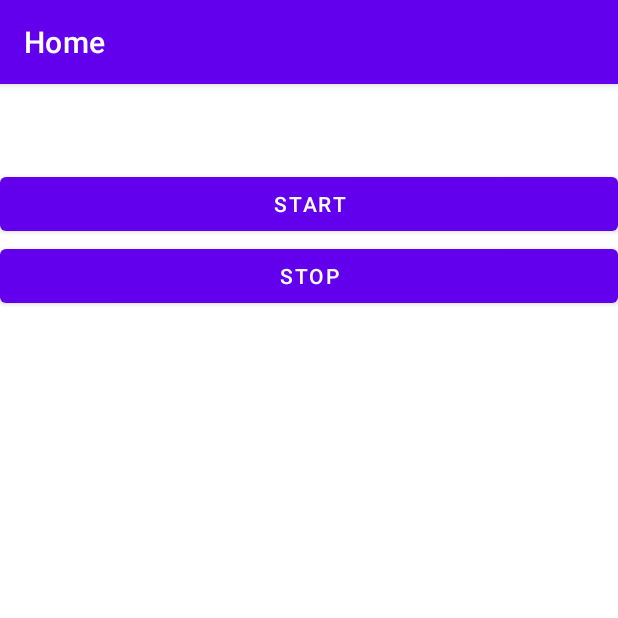
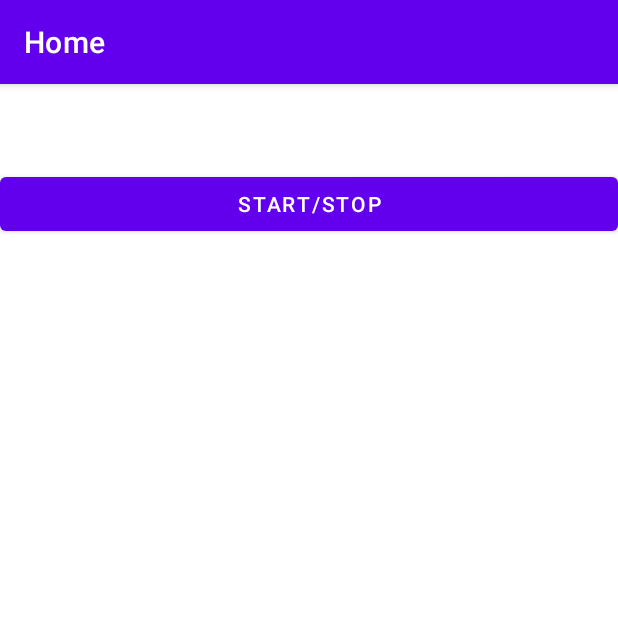
Before and after one commit to ChsHub/music_player, an Android app: the screen it shows after launch (MainActivity), on a phone screen of 412 x 824 dp, the top half of it. Run offline under Robolectric (Android 15) with nearby library versions, the phone set to English and light mode, and no system bars; our stand-ins replace navigation-ui.

Commit message:
Toggle playback button;

```diff
--- a/app/src/main/AndroidManifest.xml
+++ b/app/src/main/AndroidManifest.xml
@@ -32,7 +32,7 @@
                 <data android:scheme="file" />
                 <data android:scheme="content" />
                 <data android:mimeType="audio/*" />
-                <data android:mimeType="audio/opus" />
+                <data android:mimeType="*/opus" />
             </intent-filter>
         </activity>
         <service
--- a/app/src/main/res/layout/activity_main.xml
+++ b/app/src/main/res/layout/activity_main.xml
@@ -10,14 +10,8 @@
     <Button
         android:layout_width="match_parent"
         android:layout_height="wrap_content"
-        android:onClick="startService"
-        android:text="@string/button_start" />
-
-    <Button
-        android:layout_width="match_parent"
-        android:layout_height="wrap_content"
-        android:onClick="stopService"
-        android:text="@string/button_stop" />
+        android:onClick="togglePlayback"
+        android:text="@string/button_play" />
 
 
     <com.google.android.material.bottomnavigation.BottomNavigationView
--- a/app/src/main/res/values/strings.xml
+++ b/app/src/main/res/values/strings.xml
@@ -3,8 +3,7 @@
     <string name="title_home">Home</string>
     <string name="title_dashboard">Dashboard</string>
     <string name="title_notifications">Notifications</string>
-    <string name="button_start">Start</string>
-    <string name="button_stop">Stop</string>
+    <string name="button_play">Start/Stop</string>
     <string name="remote_service_connected">Remote service connected</string>
     <string name="remote_service_disconnected">Remote service disconnected</string>
     <string name="remote_service_started">Remote service started</string>
```
Also changed, not shown: app/src/main/java/com/example/music_player/IncomingHandler.java (+3 -8 lines), app/src/main/java/com/example/music_player/MainActivity.java (+2 -13 lines), app/src/main/java/com/example/music_player/PlayerService.java (+4 -9 lines).
